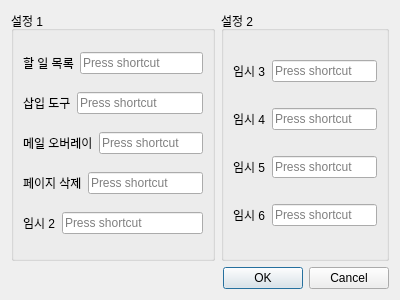
Glen-Lee-glitch/new_viewer, file ui/settings.ui: the form before one commit.
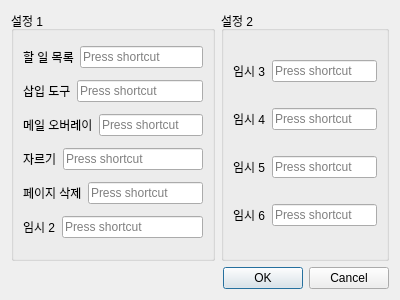
The form after the commit.

Commit message:
feat: 자르기 기능 단축키 추가 (기본값: Y)
- settings.ui에 자르기 단축키 설정 항목 추가
- settings_dialog.py에 자르기 단축키 로드/저장 로직 추가
- main_window.py에 crop_action 액션 추가 및 단축키 적용
- PDF 뷰어와 썸네일 영역 모두에서 Y키로 자르기 다이얼로그 열기 가능

```diff
--- a/ui/settings.ui
+++ b/ui/settings.ui
@@ -64,6 +64,20 @@
           </item>
          </layout>
         </item>
+        <item>
+         <layout class="QHBoxLayout" name="horizontalLayout_11">
+          <item>
+           <widget class="QLabel" name="label_10">
+            <property name="text">
+             <string>자르기</string>
+            </property>
+           </widget>
+          </item>
+          <item>
+           <widget class="QKeySequenceEdit" name="keySequenceEdit_crop"/>
+          </item>
+         </layout>
+        </item>
         <item>
          <layout class="QHBoxLayout" name="horizontalLayout_5">
           <item>
```
The commit also changes 2 other files.
